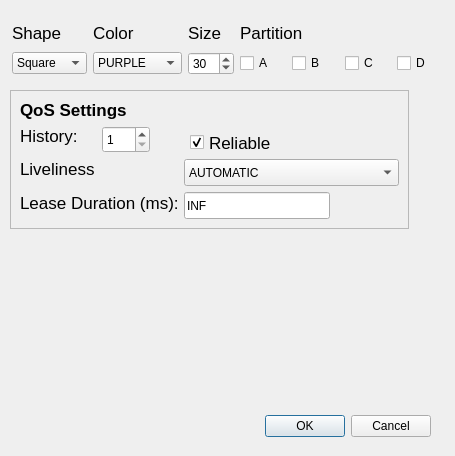
Qt form utils/ShapesDemo/forms/publishdialog.ui (eProsima/Fast-DDS) before a commit.
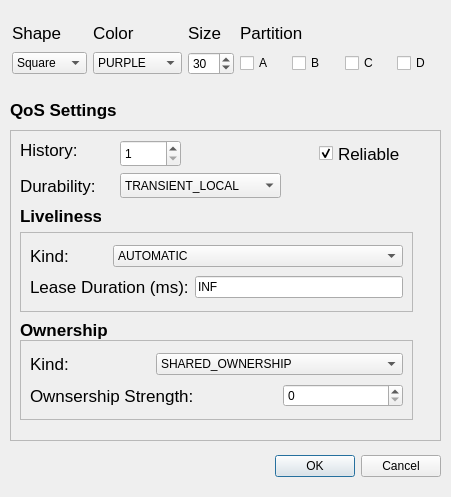
The same form after that commit.

Commit message: More options added to publishDialog

Diff of the .ui file:
```diff
--- a/utils/ShapesDemo/forms/publishdialog.ui
+++ b/utils/ShapesDemo/forms/publishdialog.ui
@@ -6,8 +6,8 @@
    <rect>
     <x>0</x>
     <y>0</y>
-    <width>455</width>
-    <height>456</height>
+    <width>451</width>
+    <height>497</height>
    </rect>
   </property>
   <property name="windowTitle">
@@ -16,8 +16,8 @@
   <widget class="QDialogButtonBox" name="button_OkCancel">
    <property name="geometry">
     <rect>
-     <x>90</x>
-     <y>410</y>
+     <x>100</x>
+     <y>450</y>
      <width>341</width>
      <height>32</height>
     </rect>
@@ -33,9 +33,9 @@
    <property name="geometry">
     <rect>
      <x>10</x>
-     <y>90</y>
-     <width>399</width>
-     <height>139</height>
+     <y>130</y>
+     <width>431</width>
+     <height>311</height>
     </rect>
    </property>
    <property name="frameShape">
@@ -44,34 +44,11 @@
    <property name="frameShadow">
     <enum>QFrame::Raised</enum>
    </property>
-   <widget class="QLabel" name="label_5">
-    <property name="geometry">
-     <rect>
-      <x>10</x>
-      <y>10</y>
-      <width>106</width>
-      <height>20</height>
-     </rect>
-    </property>
-    <property name="font">
-     <font>
-      <pointsize>13</pointsize>
-      <weight>75</weight>
-      <bold>true</bold>
-     </font>
-    </property>
-    <property name="text">
-     <string>QoS Settings</string>
-    </property>
-    <property name="textFormat">
-     <enum>Qt::AutoText</enum>
-    </property>
-   </widget>
    <widget class="QLabel" name="label_6">
     <property name="geometry">
      <rect>
       <x>10</x>
-      <y>36</y>
+      <y>10</y>
       <width>60</width>
       <height>20</height>
      </rect>
@@ -91,9 +68,9 @@
    <widget class="QSpinBox" name="spin_HistoryQos">
     <property name="geometry">
      <rect>
-      <x>92</x>
-      <y>36</y>
-      <width>48</width>
+      <x>110</x>
+      <y>10</y>
+      <width>61</width>
       <height>27</height>
      </rect>
     </property>
@@ -101,7 +78,7 @@
      <number>1</number>
     </property>
     <property name="maximum">
-     <number>50</number>
+     <number>200</number>
     </property>
     <property name="value">
      <number>1</number>
@@ -110,8 +87,8 @@
    <widget class="QCheckBox" name="checkBox_reliable">
     <property name="geometry">
      <rect>
-      <x>180</x>
-      <y>40</y>
+      <x>309</x>
+      <y>11</y>
       <width>93</width>
       <height>25</height>
      </rect>
@@ -128,43 +105,20 @@
      <bool>true</bool>
     </property>
    </widget>
-   <widget class="QComboBox" name="comboBox_liveliness">
-    <property name="geometry">
-     <rect>
-      <x>174</x>
-      <y>69</y>
-      <width>215</width>
-      <height>27</height>
-     </rect>
-    </property>
-    <item>
-     <property name="text">
-      <string>AUTOMATIC</string>
-     </property>
-    </item>
-    <item>
-     <property name="text">
-      <string>MANUAL_BY_PARTICIPANT</string>
-     </property>
-    </item>
-    <item>
-     <property name="text">
-      <string>MANUAL_BY_TOPIC</string>
-     </property>
-    </item>
-   </widget>
    <widget class="QLabel" name="label_7">
     <property name="geometry">
      <rect>
       <x>10</x>
-      <y>69</y>
-      <width>75</width>
+      <y>76</y>
+      <width>81</width>
       <height>20</height>
      </rect>
     </property>
     <property name="font">
      <font>
       <pointsize>13</pointsize>
+      <weight>75</weight>
+      <bold>true</bold>
      </font>
     </property>
     <property name="text">
@@ -174,35 +128,142 @@
      <enum>Qt::AutoText</enum>
     </property>
    </widget>
-   <widget class="QLineEdit" name="lineEdit_leaseDuration">
+   <widget class="QFrame" name="frame_2">
     <property name="geometry">
      <rect>
-      <x>174</x>
+      <x>10</x>
       <y>102</y>
-      <width>146</width>
-      <height>27</height>
+      <width>393</width>
+      <height>80</height>
      </rect>
     </property>
+    <property name="frameShape">
+     <enum>QFrame::StyledPanel</enum>
+    </property>
+    <property name="frameShadow">
+     <enum>QFrame::Raised</enum>
+    </property>
+    <layout class="QGridLayout" name="gridLayout_2">
+     <item row="0" column="0">
+      <widget class="QLabel" name="label_9">
+       <property name="font">
+        <font>
+         <pointsize>13</pointsize>
+        </font>
+       </property>
+       <property name="text">
+        <string>Kind:</string>
+       </property>
+       <property name="textFormat">
+        <enum>Qt::AutoText</enum>
+       </property>
+      </widget>
+     </item>
+     <item row="0" column="1" colspan="2">
+      <widget class="QComboBox" name="comboBox_liveliness">
+       <item>
+        <property name="text">
+         <string>AUTOMATIC</string>
+        </property>
+       </item>
+       <item>
+        <property name="text">
+         <string>MANUAL_BY_PARTICIPANT</string>
+        </property>
+       </item>
+       <item>
+        <property name="text">
+         <string>MANUAL_BY_TOPIC</string>
+        </property>
+       </item>
+      </widget>
+     </item>
+     <item row="1" column="0" colspan="2">
+      <widget class="QLabel" name="label_8">
+       <property name="font">
+        <font>
+         <pointsize>13</pointsize>
+        </font>
+       </property>
+       <property name="text">
+        <string>Lease Duration (ms):</string>
+       </property>
+       <property name="textFormat">
+        <enum>Qt::AutoText</enum>
+       </property>
+      </widget>
+     </item>
+     <item row="1" column="2">
+      <widget class="QLineEdit" name="lineEdit_leaseDuration">
+       <property name="text">
+        <string>INF</string>
+       </property>
+      </widget>
+     </item>
+    </layout>
+   </widget>
+   <widget class="QLabel" name="label_10">
+    <property name="geometry">
+     <rect>
+      <x>10</x>
+      <y>43</y>
+      <width>80</width>
+      <height>25</height>
+     </rect>
+    </property>
+    <property name="font">
+     <font>
+      <pointsize>13</pointsize>
+     </font>
+    </property>
     <property name="text">
-     <string>INF</string>
+     <string>Durability:</string>
     </property>
+    <property name="textFormat">
+     <enum>Qt::AutoText</enum>
+    </property>
    </widget>
-   <widget class="QLabel" name="label_8">
+   <widget class="QComboBox" name="comboBox_durability">
     <property name="geometry">
      <rect>
+      <x>110</x>
+      <y>43</y>
+      <width>161</width>
+      <height>25</height>
+     </rect>
+    </property>
+    <property name="currentIndex">
+     <number>1</number>
+    </property>
+    <item>
+     <property name="text">
+      <string>VOLATILE</string>
+     </property>
+    </item>
+    <item>
+     <property name="text">
+      <string>TRANSIENT_LOCAL</string>
+     </property>
+    </item>
+   </widget>
+   <widget class="QLabel" name="label_13">
+    <property name="geometry">
+     <rect>
       <x>10</x>
-      <y>102</y>
-      <width>158</width>
-      <height>21</height>
+      <y>190</y>
+      <width>91</width>
+      <height>20</height>
      </rect>
     </property>
     <property name="font">
      <font>
       <pointsize>13</pointsize>
+      <weight>75</weight>
+      <bold>true</bold>
      </font>
     </property>
     <property name="text">
-     <string>Lease Duration (ms):</string>
+     <string>Ownership</string>
     </property>
     <property name="textFormat">
      <enum>Qt::AutoText</enum>
@@ -377,6 +438,104 @@
     </item>
    </layout>
   </widget>
+  <widget class="QLabel" name="label_5">
+   <property name="geometry">
+    <rect>
+     <x>10</x>
+     <y>100</y>
+     <width>106</width>
+     <height>20</height>
+    </rect>
+   </property>
+   <property name="font">
+    <font>
+     <pointsize>13</pointsize>
+     <weight>75</weight>
+     <bold>true</bold>
+    </font>
+   </property>
+   <property name="text">
+    <string>QoS Settings</string>
+   </property>
+   <property name="textFormat">
+    <enum>Qt::AutoText</enum>
+   </property>
+  </widget>
+  <widget class="QFrame" name="frame_3">
+   <property name="geometry">
+    <rect>
+     <x>20</x>
+     <y>340</y>
+     <width>393</width>
+     <height>80</height>
+    </rect>
+   </property>
+   <property name="frameShape">
+    <enum>QFrame::StyledPanel</enum>
+   </property>
+   <property name="frameShadow">
+    <enum>QFrame::Raised</enum>
+   </property>
+   <layout class="QGridLayout" name="gridLayout_3">
+    <item row="0" column="0">
+     <widget class="QLabel" name="label_11">
+      <property name="font">
+       <font>
+        <pointsize>13</pointsize>
+       </font>
+      </property>
+      <property name="text">
+       <string>Kind:</string>
+      </property>
+      <property name="textFormat">
+       <enum>Qt::AutoText</enum>
+      </property>
+     </widget>
+    </item>
+    <item row="0" column="1" colspan="2">
+     <widget class="QComboBox" name="comboBox_ownership">
+      <item>
+       <property name="text">
+        <string>SHARED_OWNERSHIP</string>
+       </property>
+      </item>
+      <item>
+       <property name="text">
+        <string>EXCLUSIVE_OWNERSHIP</string>
+       </property>
+      </item>
+     </widget>
+    </item>
+    <item row="2" column="0" colspan="2">
+     <widget class="QLabel" name="label_12">
+      <property name="font">
+       <font>
+        <pointsize>13</pointsize>
+       </font>
+      </property>
+      <property name="text">
+       <string>Ownsership Strength:</string>
+      </property>
+      <property name="textFormat">
+       <enum>Qt::AutoText</enum>
+      </property>
+     </widget>
+    </item>
+    <item row="2" column="2">
+     <widget class="QSpinBox" name="spin_ownershipStrength">
+      <property name="minimum">
+       <number>0</number>
+      </property>
+      <property name="maximum">
+       <number>50</number>
+      </property>
+      <property name="value">
+       <number>0</number>
+      </property>
+     </widget>
+    </item>
+   </layout>
+  </widget>
  </widget>
  <resources/>
  <connections>
```
The commit also changes 1 other file.
